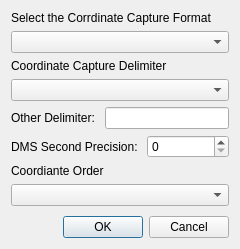
NationalSecurityAgency/qgis-latlontools-plugin, file latLonSettings.ui: the form before one commit.
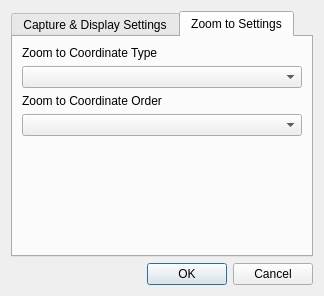
The form after the commit. The open tabs and pages were chosen to show the change.

Commit message: Separated zoom to and capture setting and added MGRS support.

The edit to the form file:
```diff
--- a/latLonSettings.ui
+++ b/latLonSettings.ui
@@ -6,8 +6,8 @@
    <rect>
     <x>0</x>
     <y>0</y>
-    <width>240</width>
-    <height>249</height>
+    <width>324</width>
+    <height>296</height>
    </rect>
   </property>
   <property name="windowTitle">
@@ -18,6 +18,16 @@
   </property>
   <layout class="QVBoxLayout" name="verticalLayout">
    <item>
+    <widget class="QTabWidget" name="tabWidget">
+     <property name="currentIndex">
+      <number>0</number>
+     </property>
+     <widget class="QWidget" name="capture">
+      <attribute name="title">
+       <string>Capture &amp;&amp; Display Settings</string>
+      </attribute>
+      <layout class="QVBoxLayout" name="verticalLayout_2">
+       <item>
     <widget class="QLabel" name="label">
      <property name="text">
       <string>Select the Corrdinate Capture Format</string>
@@ -25,14 +35,7 @@
     </widget>
    </item>
    <item>
-    <widget class="QComboBox" name="coordComboBox">
-     <property name="sizePolicy">
-      <sizepolicy hsizetype="Preferred" vsizetype="Fixed">
-       <horstretch>0</horstretch>
-       <verstretch>0</verstretch>
-      </sizepolicy>
-     </property>
-    </widget>
+        <widget class="QComboBox" name="coordComboBox"/>
    </item>
    <item>
     <widget class="QLabel" name="label_2">
@@ -79,7 +82,7 @@
    <item>
     <widget class="QLabel" name="label_5">
      <property name="text">
-      <string>Coordiante Order</string>
+          <string>Coordinate Capture Order</string>
      </property>
     </widget>
    </item>
@@ -98,6 +101,50 @@
       </size>
      </property>
     </spacer>
+       </item>
+      </layout>
+     </widget>
+     <widget class="QWidget" name="zoomTo">
+      <attribute name="title">
+       <string>Zoom to Settings</string>
+      </attribute>
+      <layout class="QVBoxLayout" name="verticalLayout_3">
+       <item>
+        <widget class="QLabel" name="label_7">
+         <property name="text">
+          <string>Zoom to Coordinate Type</string>
+         </property>
+        </widget>
+       </item>
+       <item>
+        <widget class="QComboBox" name="zoomToCoordTypeComboBox"/>
+       </item>
+       <item>
+        <widget class="QLabel" name="label_6">
+         <property name="text">
+          <string>Zoom to Coordinate Order</string>
+         </property>
+        </widget>
+       </item>
+       <item>
+        <widget class="QComboBox" name="zoomToCoordOrderComboBox"/>
+       </item>
+       <item>
+        <spacer name="verticalSpacer_2">
+         <property name="orientation">
+          <enum>Qt::Vertical</enum>
+         </property>
+         <property name="sizeHint" stdset="0">
+          <size>
+           <width>20</width>
+           <height>40</height>
+          </size>
+         </property>
+        </spacer>
+       </item>
+      </layout>
+     </widget>
+    </widget>
    </item>
    <item>
     <widget class="QDialogButtonBox" name="buttonBox">
```
Left out of the diff: 3 changed lines with no effect on the pictures. Lines whose indentation alone changed are shown as unchanged. The commit also changes 6 other files.
